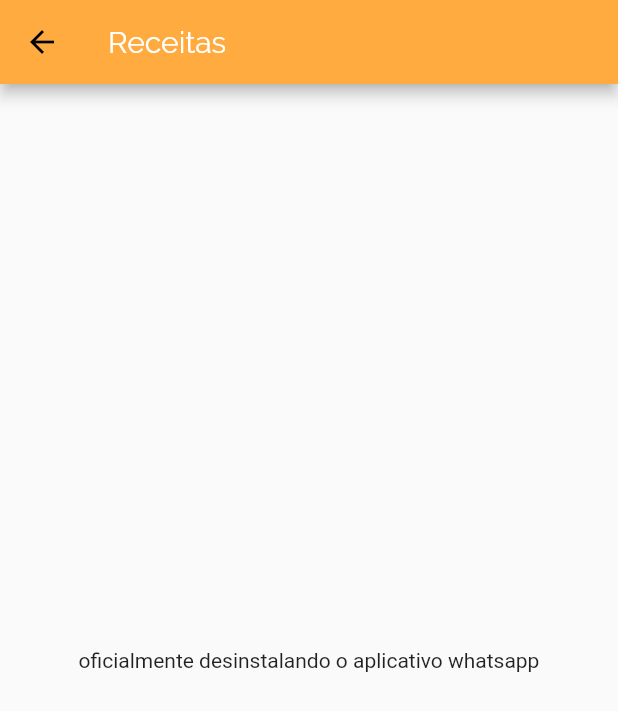
After one commit to IkeSZ/recipes-app, a Flutter app: the screen it shows after launch, after a tap on "Italiano", on a phone screen of 412 x 824 dp. The commit adds this screen. Shown: the top 711 px of the screen. Run offline on Flutter 3.47's test engine with Material 2 defaults, Android fonts, the phone set to English and light mode, and no system bars.

Commit message:
Added CategoriesMeals screen and added navigation between screens

```diff
--- a/lib/components/categoryItem.dart
+++ b/lib/components/categoryItem.dart
@@ -2,15 +2,31 @@ import 'package:flutter/material.dart';
 
 // Models
 import '../models/category.dart';
+
+// Screens
+import '../screens/categoriesMeals.dart';
 
 class CategoryItem extends StatelessWidget {
   final Category category;
 
   CategoryItem(this.category);
 
+  void _selectCategory(BuildContext context) {
+    Navigator.of(context).push(MaterialPageRoute(
+      builder: (_) {
+        return CategoriesMealsScreen();
+      },
+    ));
+  }
+
   @override
   Widget build(BuildContext ctx) {
-    return Container(
+    return InkWell(
+      borderRadius: BorderRadius.circular(15),
+
+      onTap: () => _selectCategory(ctx),
+
+      child: Container(
         padding: EdgeInsets.all(15),
 
         child: Text(category.title, style: Theme.of(ctx).textTheme.headline6),
@@ -26,6 +42,7 @@ class CategoryItem extends StatelessWidget {
                 end: Alignment.bottomRight
             )
         ),
+      ),
     );
   }
 }
--- /dev/null
+++ b/lib/screens/categoriesMeals.dart
@@ -0,0 +1,16 @@
+import 'package:flutter/material.dart';
+
+class CategoriesMealsScreen extends StatelessWidget {
+  @override
+  Widget build(BuildContext ctx) {
+    return Scaffold(
+      appBar: AppBar(
+        title: Text('Receitas', style: TextStyle(color: Colors.white)),
+      ),
+
+      body: Center(
+        child: Text('oficialmente desinstalando o aplicativo whatsapp'),
+      ),
+    );
+  }
+}
```
Lines whose indentation alone changed are shown as unchanged.
